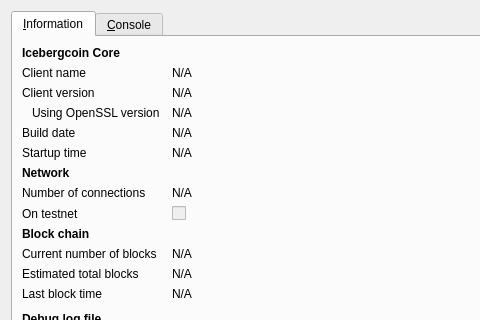
Above: src/qt/forms/rpcconsole.ui from onednots/odns before the change; both pictures show x 0 to 480 and y 0 to 320 of the 740 by 450 pixel window. Below: the same form after it.
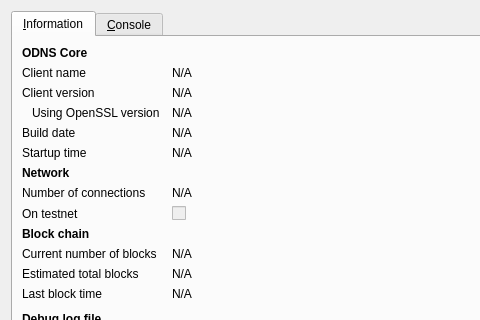
That is the form after the change. Icons and pictures are not drawn.

```diff
--- a/src/qt/forms/rpcconsole.ui
+++ b/src/qt/forms/rpcconsole.ui
@@ -36,7 +36,7 @@
           </font>
          </property>
          <property name="text">
-          <string>Icebergcoin Core</string>
+          <string>ODNS Core</string>
          </property>
         </widget>
        </item>
```
Left out of the diff: 6 changed lines with no effect on the pictures.
